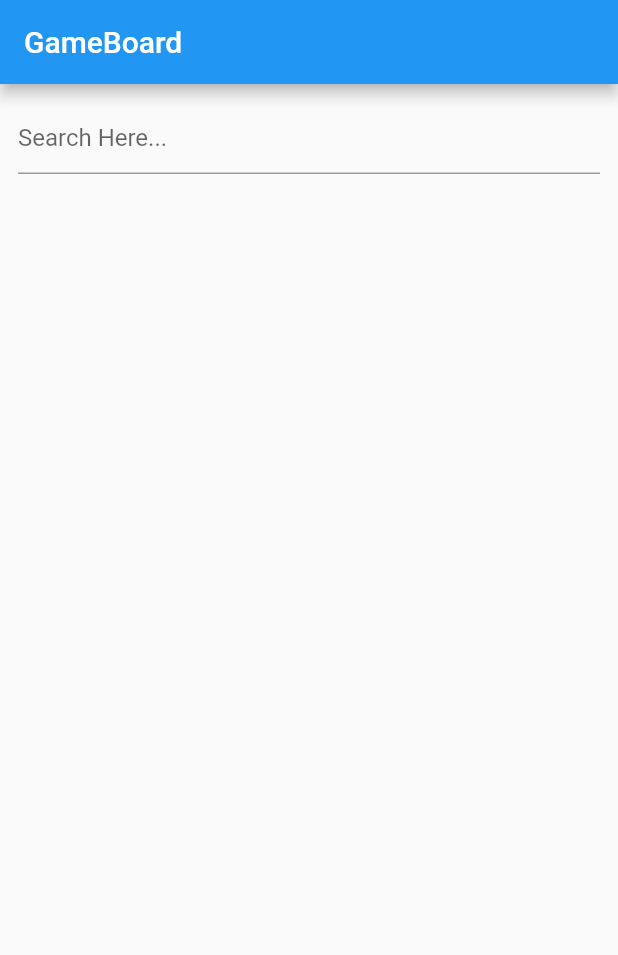
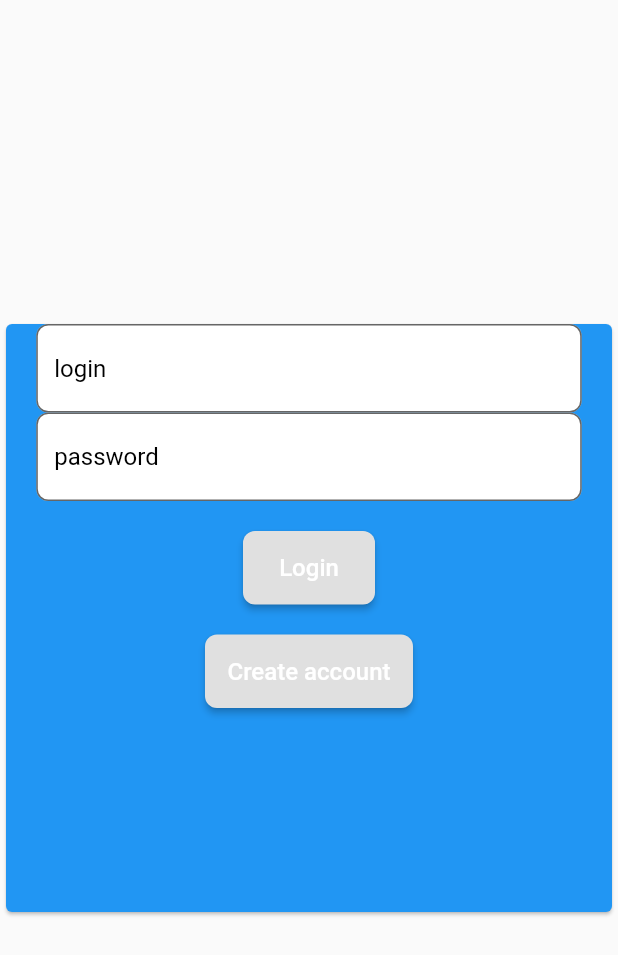
Before and after one commit to dexterBEN/GameBoard, a Flutter app: the screen it shows after launch, on a phone screen of 412 x 824 dp. Shown: the top 955 px of the screen. Run offline on Flutter 3.47's test engine with Material 2 defaults, Android fonts, the phone set to English and light mode, and no system bars; missing offline and left inert: flutter_session.

Commit message:
feat: create Authentication data

```diff
--- /dev/null
+++ b/frontend/gameboard_front/lib/api/entities/User.dart
@@ -0,0 +1,60 @@
+class User {
+  final String email;
+  final String name;
+  final String password;
+
+  User({this.email, this.password, this.name});
+
+  factory User.fromJson(Map<String, dynamic> json) {
+    return User(
+      name: json['name'],
+      email: json['email'],
+      password: json['passWord'],
+    );
+  }
+
+  Map<String, dynamic> toJson() {
+    final Map<String, dynamic> data = Map<String, dynamic>();
+
+    data["email"] = email;
+    data["name"] = name;
+    data["passWord"] = password;
+    return data;
+  }
+}
+
+class UserData {
+  final User user;
+  final String token;
+
+  UserData({this.user, this.token});
+
+  factory UserData.fromJson(Map<String, dynamic> json) {
+    return UserData(
+      token: json['token'],
+      user: User.fromJson(json['user']),
+    );
+  }
+
+  Map<String, dynamic> toJson() {
+    final Map<String, dynamic> data = Map<String, dynamic>();
+
+    data["user"] = this.user;
+    data["token"] = this.token;
+    return data;
+  }
+}
+
+class Session {
+  final UserData userData;
+
+  Session({this.userData});
+
+  Map<String, dynamic> toJson() {
+    final Map<String, dynamic> data = Map<String, dynamic>();
+
+    data["user"] = this.userData.user;
+    data["token"] = this.userData.token;
+    return data;
+  }
+}
--- /dev/null
+++ b/frontend/gameboard_front/lib/api/services/AuthService.dart
@@ -0,0 +1,18 @@
+import 'package:http/http.dart' as http;
+
+class AuthService {
+  static final AuthService _gameSheetService = AuthService._internal();
+
+  factory AuthService() => _gameSheetService;
+
+  AuthService._internal();
+
+  Future login(String email, String password) async {
+    final response = await http.post(
+      "http://localhost:8080/gameboard/authenticate",
+      body: {"email": email, "password": password},
+    );
+
+    return response;
+  }
+}
--- a/frontend/gameboard_front/lib/main.dart
+++ b/frontend/gameboard_front/lib/main.dart
@@ -1,4 +1,5 @@
 import 'package:flutter/material.dart';
+import 'package:gameboard_front/views/auth_page.dart';
 
 import 'views/home_page.dart';
 
@@ -15,7 +16,10 @@ class MyApp extends StatelessWidget {
       theme: ThemeData(
         primarySwatch: Colors.blue,
       ),
-      home: MyHomePage(title: 'GameBoard'),
+      home: AuthPage(),
+      routes: {
+        "/home-page": (_) => MyHomePage(title: "GameBoard"),
+      },
     );
   }
 }
--- /dev/null
+++ b/frontend/gameboard_front/lib/views/auth_page.dart
@@ -0,0 +1,294 @@
+import 'dart:convert';
+
+import 'package:flutter/cupertino.dart';
+import 'package:flutter/material.dart';
+import 'package:flutter_session/flutter_session.dart';
+import 'package:gameboard_front/api/entities/User.dart';
+import 'package:gameboard_front/api/services/AuthService.dart';
+
+class AuthPage extends StatefulWidget {
+  AuthPage({Key key}) : super(key: key);
+
+  @override
+  _AuthPageState createState() => _AuthPageState();
+}
+
+class _AuthPageState extends State<AuthPage> {
+  @override
+  void initState() {
+    super.initState();
+  }
+
+  final emailCtrl = TextEditingController();
+  final passwordCtrl = TextEditingController();
+
+  final emailCtrl2 = TextEditingController();
+  final passwordCtrl2 = TextEditingController();
+
+  final nameCtrl = TextEditingController();
+
+  final pageController = PageController(
+    initialPage: 0,
+  );
+
+  FlutterSession session = FlutterSession();
+
+  AuthService authService = AuthService();
+
+  @override
+  Widget build(BuildContext context) {
+    return Scaffold(
+      body: PageView(
+        controller: pageController,
+        children: [
+          buildLoginForm(),
+          buildRegisterForm(),
+        ],
+      ),
+    );
+  }
+
+  void setSessionData(sessionData) async {
+    await session.set("userSession", sessionData);
+  }
+
+  getSession() async {
+    var sessionData = null;
+    sessionData = await session.get("userSession");
+    return sessionData;
+  }
+
+  Widget buildRegisterForm() {
+    return Center(
+      child: SizedBox(
+        width: 800,
+        height: 400,
+        child: Card(
+          color: Colors.white30,
+          child: Column(
+            children: [
+              LayoutBuilder(
+                builder: (BuildContext context, BoxConstraints constraints) {
+                  return SizedBox(
+                    width: (constraints.maxWidth * 90) / 100,
+                    child: TextField(
+                      controller: nameCtrl,
+                      decoration: InputDecoration(
+                        filled: true,
+                        fillColor: Colors.white,
+                        border: OutlineInputBorder(
+                          borderRadius: BorderRadius.circular(8),
+                        ),
+                        hintText: "name",
+                        hintStyle: TextStyle(
+                          color: Colors.black,
+                        ),
+                      ),
+                    ),
+                  );
+                },
+              ),
+              LayoutBuilder(
+                builder: (BuildContext context, BoxConstraints constraints) {
+                  return SizedBox(
+                    width: (constraints.maxWidth * 90) / 100,
+                    child: TextField(
+                      controller: emailCtrl2,
+                      decoration: InputDecoration(
+                        filled: true,
+                        fillColor: Colors.white,
+                        border: OutlineInputBorder(
+                          borderRadius: BorderRadius.circular(8),
+                        ),
+                        hintText: "login",
+                        hintStyle: TextStyle(
+                          color: Colors.black,
+                        ),
+                      ),
+                    ),
+                  );
+                },
+              ),
+              LayoutBuilder(
+                builder: (BuildContext context, BoxConstraints constraints) {
+                  return SizedBox(
+                    width: (constraints.maxWidth * 90) / 100,
+                    child: TextField(
+                      controller: passwordCtrl2,
+                      decoration: InputDecoration(
+                        filled: true,
+                        fillColor: Colors.white,
+                        border: OutlineInputBorder(
+                          borderRadius: BorderRadius.circular(8),
+                        ),
+                        hintText: "password",
+                        hintStyle: TextStyle(
+                          color: Colors.black,
+                        ),
+                      ),
+                    ),
+                  );
+                },
+              ),
+              Container(
+                width: 20,
+                height: 20,
+              ),
+              RaisedButton(
+                onPressed: () {},
+                shape: RoundedRectangleBorder(
+                  borderRadius: BorderRadius.circular(8.0),
+                ),
+                padding: EdgeInsets.all(15.0),
+                child: Text(
+                  "Login",
+                  style: TextStyle(
+                    fontSize: 16.0,
+                    fontWeight: FontWeight.w500,
+                    color: Colors.white,
+                  ),
+                ),
+              ),
+              Container(
+                width: 20,
+                height: 20,
+              ),
+              RaisedButton(
+                onPressed: () {
+                  pageController.jumpToPage(0);
+                },
+                shape: RoundedRectangleBorder(
+                  borderRadius: BorderRadius.circular(8.0),
+                ),
+                padding: EdgeInsets.all(15.0),
+                child: Text(
+                  "Go To Login Form",
+                  style: TextStyle(
+                    fontSize: 16.0,
+                    fontWeight: FontWeight.w500,
+                    color: Colors.white,
+                  ),
+                ),
+              ),
+            ],
+          ),
+        ),
+      ),
+    );
+  }
+
+  Widget buildLoginForm() {
+    return Center(
+      child: SizedBox(
+        width: 800,
+        height: 400,
+        child: Card(
+          color: Colors.blue[500],
+          child: Column(
+            children: [
+              LayoutBuilder(
+                builder: (BuildContext context, BoxConstraints constraints) {
+                  return SizedBox(
+                    width: (constraints.maxWidth * 90) / 100,
+                    child: TextField(
+                      controller: emailCtrl,
+                      decoration: InputDecoration(
+                        filled: true,
+                        fillColor: Colors.white,
+                        border: OutlineInputBorder(
+                          borderRadius: BorderRadius.circular(8),
+                        ),
+                        hintText: "login",
+                        hintStyle: TextStyle(
+                          color: Colors.black,
+                        ),
+                      ),
+                    ),
+                  );
+                },
+              ),
+              LayoutBuilder(
+                builder: (BuildContext context, BoxConstraints constraints) {
+                  return SizedBox(
+                    width: (constraints.maxWidth * 90) / 100,
+                    child: TextField(
+                      controller: passwordCtrl,
+                      decoration: InputDecoration(
+                        filled: true,
+                        fillColor: Colors.white,
+                        border: OutlineInputBorder(
+                          borderRadius: BorderRadius.circular(8),
+                        ),
+                        hintText: "password",
+                        hintStyle: TextStyle(
+                          color: Colors.black,
+                        ),
+                      ),
+                    ),
+                  );
+                },
+              ),
+              Container(
+                width: 20,
+                height: 20,
+              ),
+              LayoutBuilder(
+                builder: (BuildContext context, BoxConstraints constraints) {
+                  return RaisedButton(
+                    onPressed: () {
+                      UserData userData = null;
+                      authService
+                          .login(emailCtrl.text, passwordCtrl.text)
+                          .then((response) {
+                        userData =
+                            UserData.fromJson(json.decode(response.body));
+
+                        print(userData.user.email);
+
+                        setSessionData(userData);
+                      });
+                      Navigator.of(context).pushNamed('/home-page');
+                    },
+                    shape: RoundedRectangleBorder(
+                      borderRadius: BorderRadius.circular(8.0),
+                    ),
+                    padding: EdgeInsets.all(15.0),
+                    child: Text(
+                      "Login",
+                      style: TextStyle(
+                        fontSize: 16.0,
+                        fontWeight: FontWeight.w500,
+                        color: Colors.white,
+                      ),
+                    ),
+                  );
+                },
+              ),
+              Container(
+                width: 20,
+                height: 20,
+              ),
+              RaisedButton(
+                onPressed: () {
+                  pageController.jumpToPage(1);
+                },
+                shape: RoundedRectangleBorder(
+                  borderRadius: BorderRadius.circular(8.0),
+                ),
+                padding: EdgeInsets.all(15.0),
+                child: Text(
+                  "Create account",
+                  style: TextStyle(
+                    fontSize: 16.0,
+                    fontWeight: FontWeight.w500,
+                    color: Colors.white,
+                  ),
+                ),
+              ),
+            ],
+          ),
+        ),
+      ),
+    );
+  }
+}
```
